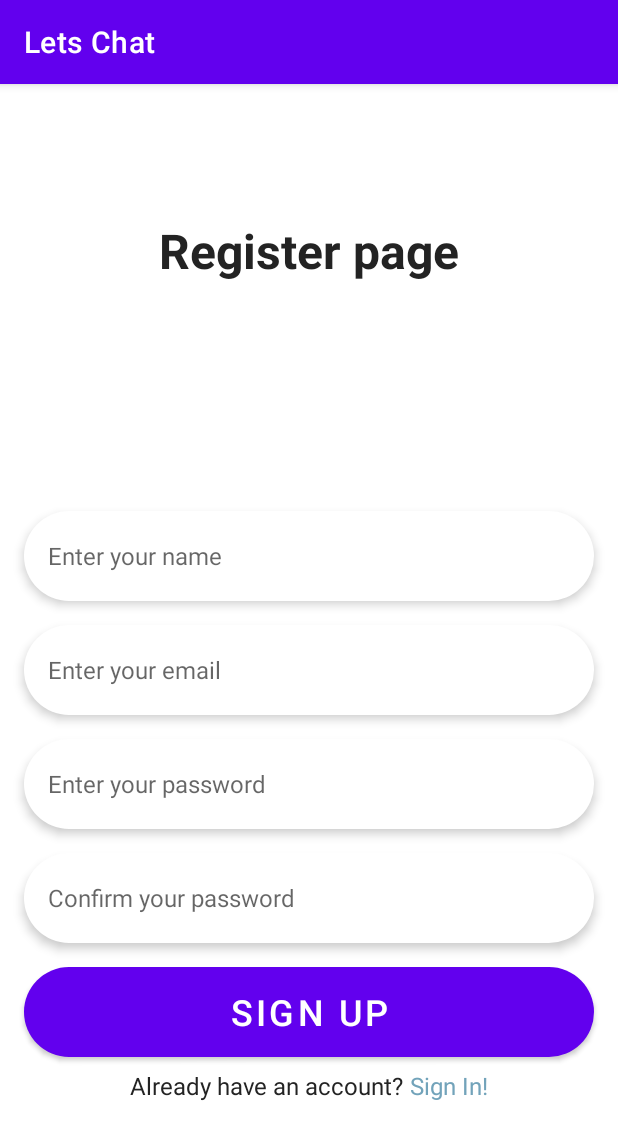
After one commit to VectorMath/Let-s-Chat, an Android app: the fragment SignUpFragment placed in its activity, on a phone screen of 412 x 824 dp. The commit adds this screen. Shown: the top 1140 px of the screen. Run offline under Robolectric (Android 15) with nearby library versions, the phone set to English and light mode, and no system bars; our stand-ins replace Firebase (no records; nobody signed in at launch, a user with empty details on screens opened directly).

Commit message:
Create firebase auth, and layouts for login

```diff
--- a/app/build.gradle
+++ b/app/build.gradle
@@ -1,6 +1,7 @@
 plugins {
     id 'com.android.application'
     id 'kotlin-android'
+    id 'com.google.gms.google-services'
 }
 
 android {
@@ -42,4 +43,9 @@ dependencies {
     testImplementation 'junit:junit:4.+'
     androidTestImplementation 'androidx.test.ext:junit:1.1.2'
     androidTestImplementation 'androidx.test.espresso:espresso-core:3.3.0'
+
+    // Firebase
+    implementation platform('com.google.firebase:firebase-bom:27.1.0')
+    implementation 'com.google.firebase:firebase-analytics-ktx'
+    implementation 'com.google.firebase:firebase-auth:20.0.4'
 }
--- /dev/null
+++ b/app/src/main/java/com/eugenebaturov/letschat/ui/activities/LoginActivity.kt
@@ -0,0 +1,87 @@
+package com.eugenebaturov.letschat.ui.activities
+
+import android.content.Intent
+import androidx.appcompat.app.AppCompatActivity
+import android.os.Bundle
+import android.widget.Toast
+import androidx.fragment.app.Fragment
+import com.eugenebaturov.letschat.R
+import com.eugenebaturov.letschat.ui.fragments.login.SignInFragment
+import com.eugenebaturov.letschat.ui.fragments.login.SignUpFragment
+import com.google.firebase.auth.FirebaseAuth
+
+class LoginActivity : AppCompatActivity(), SignInFragment.Callbacks, SignUpFragment.Callbacks {
+
+    private lateinit var fragment: Fragment
+    private lateinit var auth: FirebaseAuth
+    override fun onCreate(savedInstanceState: Bundle?) {
+        super.onCreate(savedInstanceState)
+        setContentView(R.layout.activity_login)
+        initFragment(SignInFragment())
+        auth = FirebaseAuth.getInstance()
+    }
+
+    override fun signIn(email: String, password: String) {
+        auth.signInWithEmailAndPassword(email, password)
+            .addOnCompleteListener { task ->
+            if (task.isSuccessful) {
+                val intent = Intent(this, MainActivity::class.java)
+                startActivity(intent)
+                finish()
+            }
+                return@addOnCompleteListener
+        }
+            .addOnFailureListener {task ->
+                Toast.makeText(this, task.message, Toast.LENGTH_SHORT).show()
+            }
+    }
+
+    override fun signUp(
+        imageURL: String,
+        username: String,
+        email: String,
+        password: String,
+        confirmPassword: String
+    ) {
+        auth.createUserWithEmailAndPassword(email, password)
+            .addOnCompleteListener {task ->
+            if (task.isSuccessful) {
+                val intent = Intent(this, MainActivity::class.java)
+                startActivity(intent)
+                finish()
+            }
+                return@addOnCompleteListener
+        }
+            .addOnFailureListener {task ->
+                Toast.makeText(this, task.message, Toast.LENGTH_SHORT).show()
+            }
+    }
+
+    override fun goToSignInPage() {
+        fragment = SignInFragment()
+        supportFragmentManager
+            .beginTransaction()
+            .replace(R.id.auth_current_fragment, fragment)
+            .commit()
+    }
+
+    override fun goToSignUpPage() {
+        fragment = SignUpFragment()
+        supportFragmentManager
+            .beginTransaction()
+            .replace(R.id.auth_current_fragment, fragment)
+            .commit()
+    }
+
+    private fun initFragment(firstFragment: Fragment) {
+        val currentFragment = supportFragmentManager.findFragmentById(R.id.auth_current_fragment)
+
+        if (currentFragment == null) {
+            fragment = firstFragment
+            supportFragmentManager
+                .beginTransaction()
+                .add(R.id.auth_current_fragment, fragment)
+                .commit()
+        }
+    }
+}
--- a/app/src/main/java/com/eugenebaturov/letschat/MainActivity.kt
+++ b/app/src/main/java/com/eugenebaturov/letschat/ui/activities/MainActivity.kt
@@ -1,7 +1,8 @@
-package com.eugenebaturov.letschat
+package com.eugenebaturov.letschat.ui.activities
 
 import androidx.appcompat.app.AppCompatActivity
 import android.os.Bundle
+import com.eugenebaturov.letschat.R
 
 class MainActivity : AppCompatActivity() {
     override fun onCreate(savedInstanceState: Bundle?) {
--- /dev/null
+++ b/app/src/main/java/com/eugenebaturov/letschat/ui/fragments/login/SignInFragment.kt
@@ -0,0 +1,70 @@
+package com.eugenebaturov.letschat.ui.fragments.login
+
+import android.content.Context
+import android.os.Bundle
+import android.view.LayoutInflater
+import android.view.View
+import android.view.ViewGroup
+import android.widget.Button
+import android.widget.EditText
+import android.widget.TextView
+import androidx.fragment.app.Fragment
+import com.eugenebaturov.letschat.R
+
+class SignInFragment: Fragment() {
+
+    interface Callbacks {
+        fun goToSignUpPage()
+        fun signIn(email: String, password: String)
+    }
+
+    private lateinit var textViewSignUpLink: TextView
+    private lateinit var buttonSignIn: Button
+    private lateinit var editTextEmail: EditText
+    private lateinit var editTextPassword: EditText
+
+    private var callbacks: Callbacks? = null
+
+    override fun onAttach(context: Context) {
+        super.onAttach(context)
+        callbacks = context as Callbacks?
+    }
+
+    override fun onCreateView(
+        inflater: LayoutInflater,
+        container: ViewGroup?,
+        savedInstanceState: Bundle?
+    ): View? {
+        val view = inflater.inflate(R.layout.fragment_sign_in, container, false)
+
+        initViews(view)
+        setOnClickListeners()
+
+        return view
+    }
+
+    override fun onDetach() {
+        super.onDetach()
+        callbacks = null
+    }
+
+    private fun initViews(view: View) {
+        textViewSignUpLink = view.findViewById(R.id.tv_link_to_sign_up)
+        buttonSignIn = view.findViewById(R.id.button_sign_in)
+        editTextEmail = view.findViewById(R.id.et_user_email)
+        editTextPassword = view.findViewById(R.id.et_user_password)
+    }
+
+    private fun setOnClickListeners() {
+        textViewSignUpLink.setOnClickListener {
+            callbacks?.goToSignUpPage()
+        }
+
+        buttonSignIn.setOnClickListener {
+            val email = editTextEmail.text.toString()
+            val password = editTextPassword.text.toString()
+
+            callbacks?.signIn(email, password)
+        }
+    }
+}
--- /dev/null
+++ b/app/src/main/java/com/eugenebaturov/letschat/ui/fragments/login/SignUpFragment.kt
@@ -0,0 +1,86 @@
+package com.eugenebaturov.letschat.ui.fragments.login
+
+import android.content.Context
+import android.os.Bundle
+import android.view.LayoutInflater
+import android.view.View
+import android.view.ViewGroup
+import android.widget.Button
+import android.widget.EditText
+import android.widget.ImageView
+import android.widget.TextView
+import androidx.fragment.app.Fragment
+import com.eugenebaturov.letschat.R
+
+class SignUpFragment : Fragment() {
+
+    interface Callbacks {
+        fun goToSignInPage()
+        fun signUp(
+            imageURL: String,
+            username: String,
+            email: String,
+            password: String,
+            confirmPassword: String
+        )
+    }
+
+    private lateinit var textViewSignInLink: TextView
+    private lateinit var buttonSignUp: Button
+    private lateinit var imageViewAvatar: ImageView
+    private lateinit var editTextUsername: EditText
+    private lateinit var editTextEmail: EditText
+    private lateinit var editTextPassword: EditText
+    private lateinit var editTextConfirmPassword: EditText
+
+    private var callbacks: Callbacks? = null
+
+    override fun onAttach(context: Context) {
+        super.onAttach(context)
+        callbacks = context as Callbacks?
+    }
+
+    override fun onCreateView(
+        inflater: LayoutInflater,
+        container: ViewGroup?,
+        savedInstanceState: Bundle?
+    ): View? {
+        val view = inflater.inflate(R.layout.fragment_sign_up, container, false)
+
+        initViews(view)
+        setOnClickListeners()
+
+        return view
+    }
+
+    override fun onDetach() {
+        super.onDetach()
+        callbacks = null
+    }
+
+    private fun initViews(view: View) {
+        textViewSignInLink = view.findViewById(R.id.tv_link_to_sign_in)
+        buttonSignUp = view.findViewById(R.id.button_sign_up)
+        editTextUsername = view.findViewById(R.id.et_username)
+        editTextEmail = view.findViewById(R.id.et_user_email)
+        editTextPassword = view.findViewById(R.id.et_user_password)
+        editTextConfirmPassword = view.findViewById(R.id.et_user_confirm_password)
+        imageViewAvatar = view.findViewById(R.id.iv_user_avatar)
+    }
+
+    private fun setOnClickListeners() {
+        textViewSignInLink.setOnClickListener {
+            callbacks?.goToSignInPage()
+        }
+
+        buttonSignUp.setOnClickListener {
+            val imageUrl = ""
+            val username = editTextUsername.text.toString()
+            val email = editTextEmail.text.toString()
+            val password = editTextPassword.text.toString()
+            val confirmPassword = editTextConfirmPassword.text.toString()
+
+            callbacks?.signUp(imageUrl, username, email, password, confirmPassword)
+        }
+    }
+}
--- /dev/null
+++ b/app/src/main/res/drawable/rounded_button.xml
@@ -0,0 +1,5 @@
+<?xml version="1.0" encoding="utf-8"?>
+<shape xmlns:android="http://schemas.android.com/apk/res/android">
+    <corners android:radius="30dp" />
+    <solid android:color="@color/button_color" />
+</shape>
--- /dev/null
+++ b/app/src/main/res/drawable/rounded_edit_text.xml
@@ -0,0 +1,5 @@
+<?xml version="1.0" encoding="utf-8"?>
+<shape xmlns:android="http://schemas.android.com/apk/res/android">
+    <corners android:radius="30dp" />
+    <solid android:color="@color/white" />
+</shape>
--- /dev/null
+++ b/app/src/main/res/layout/activity_login.xml
@@ -0,0 +1,14 @@
+<?xml version="1.0" encoding="utf-8"?>
+<androidx.constraintlayout.widget.ConstraintLayout xmlns:android="http://schemas.android.com/apk/res/android"
+    xmlns:app="http://schemas.android.com/apk/res-auto"
+    xmlns:tools="http://schemas.android.com/tools"
+    android:layout_width="match_parent"
+    android:layout_height="match_parent"
+    tools:context=".ui.activities.LoginActivity">
+
+    <FrameLayout
+        android:id="@+id/auth_current_fragment"
+        android:layout_width="match_parent"
+        android:layout_height="match_parent"/>
+
+</androidx.constraintlayout.widget.ConstraintLayout>
--- a/app/src/main/res/layout/activity_main.xml
+++ b/app/src/main/res/layout/activity_main.xml
@@ -4,7 +4,7 @@
     xmlns:tools="http://schemas.android.com/tools"
     android:layout_width="match_parent"
     android:layout_height="match_parent"
-    tools:context=".MainActivity">
+    tools:context=".ui.activities.MainActivity">
 
     <TextView
         android:layout_width="wrap_content"
--- /dev/null
+++ b/app/src/main/res/layout/fragment_sign_up.xml
@@ -0,0 +1,153 @@
+<?xml version="1.0" encoding="utf-8"?>
+<androidx.constraintlayout.widget.ConstraintLayout xmlns:android="http://schemas.android.com/apk/res/android"
+    xmlns:app="http://schemas.android.com/apk/res-auto"
+    android:layout_width="match_parent"
+    android:layout_height="match_parent">
+
+    <androidx.constraintlayout.widget.ConstraintLayout
+        android:layout_width="match_parent"
+        android:layout_height="wrap_content"
+        app:layout_constraintBottom_toBottomOf="parent"
+        app:layout_constraintTop_toTopOf="parent">
+
+
+        <TextView
+            android:id="@+id/Register_title"
+            android:layout_width="wrap_content"
+            android:layout_height="wrap_content"
+            android:text="@string/sign_up_title"
+            android:textAlignment="center"
+            android:textColor="@color/main_text_color"
+            android:textSize="@dimen/textView_title_text_size"
+            android:textStyle="bold"
+            app:layout_constraintEnd_toEndOf="parent"
+            app:layout_constraintStart_toStartOf="parent"
+            app:layout_constraintTop_toTopOf="parent" />
+
+        <ImageView
+            android:id="@+id/iv_user_avatar"
+            android:layout_width="120dp"
+            android:layout_height="120dp"
+            android:layout_margin="@dimen/imageView_margin"
+            app:layout_constraintEnd_toEndOf="parent"
+            app:layout_constraintStart_toStartOf="parent"
+            app:layout_constraintTop_toBottomOf="@+id/Register_title" />
+
+        <EditText
+            android:inputType="text"
+            android:textColor="@color/main_text_color"
+            android:padding="16dp"
+            android:elevation="4dp"
+            android:background="@drawable/rounded_edit_text"
+            android:id="@+id/et_username"
+            android:layout_width="match_parent"
+            android:layout_height="@dimen/edit_text_height"
+            android:layout_marginStart="@dimen/edit_text_margin"
+            android:layout_marginTop="@dimen/edit_text_margin"
+            android:layout_marginEnd="@dimen/edit_text_margin"
+            android:hint="@string/sign_up_username_hint"
+            android:textSize="@dimen/textView_normal_text_size"
+            app:layout_constraintEnd_toEndOf="parent"
+            app:layout_constraintStart_toStartOf="parent"
+            app:layout_constraintTop_toBottomOf="@+id/iv_user_avatar" />
+
+        <EditText
+            android:textColor="@color/main_text_color"
+            android:padding="16dp"
+            android:elevation="4dp"
+            android:background="@drawable/rounded_edit_text"
+            android:id="@+id/et_user_email"
+            android:layout_width="match_parent"
+            android:layout_height="@dimen/edit_text_height"
+            android:layout_marginStart="@dimen/edit_text_margin"
+            android:layout_marginTop="@dimen/edit_text_margin"
+            android:layout_marginEnd="@dimen/edit_text_margin"
+            android:ems="10"
+            android:hint="@string/sign_up_user_email_hint"
+            android:inputType="textEmailAddress"
+            android:textSize="@dimen/textView_normal_text_size"
+            app:layout_constraintEnd_toEndOf="parent"
+            app:layout_constraintStart_toStartOf="parent"
+            app:layout_constraintTop_toBottomOf="@+id/et_username" />
+
+        <EditText
+            android:textColor="@color/main_text_color"
+            android:padding="16dp"
+            android:elevation="4dp"
+            android:background="@drawable/rounded_edit_text"
+            android:id="@+id/et_user_password"
+            android:layout_width="match_parent"
+            android:layout_height="@dimen/edit_text_height"
+            android:layout_marginStart="@dimen/edit_text_margin"
+            android:layout_marginTop="@dimen/edit_text_margin"
+            android:layout_marginEnd="@dimen/edit_text_margin"
+            android:ems="10"
+            android:hint="@string/sign_up_user_password_hint"
+            android:inputType="textPassword"
+            android:textSize="@dimen/textView_normal_text_size"
+            app:layout_constraintEnd_toEndOf="parent"
+            app:layout_constraintStart_toStartOf="parent"
+            app:layout_constraintTop_toBottomOf="@+id/et_user_email" />
+
+        <EditText
+            android:textColor="@color/main_text_color"
+            android:padding="16dp"
+            android:elevation="4dp"
+            android:background="@drawable/rounded_edit_text"
+            android:id="@+id/et_user_confirm_password"
+            android:layout_width="match_parent"
+            android:layout_height="@dimen/edit_text_height"
+            android:layout_marginStart="@dimen/edit_text_margin"
+            android:layout_marginTop="@dimen/edit_text_margin"
+            android:layout_marginEnd="@dimen/edit_text_margin"
+            android:ems="10"
+            android:hint="@string/sign_up_user_password_confirm_hint"
+            android:inputType="textPassword"
+            android:textSize="@dimen/textView_normal_text_size"
+            app:layout_constraintEnd_toEndOf="parent"
+            app:layout_constraintStart_toStartOf="parent"
+            app:layout_constraintTop_toBottomOf="@+id/et_user_password" />
+
+        <Button
+            android:background="@drawable/rounded_button"
+            android:id="@+id/button_sign_up"
+            android:layout_width="match_parent"
+            android:layout_height="@dimen/login_button_height"
+            android:layout_marginStart="@dimen/login_button_margin"
+            android:layout_marginTop="@dimen/login_button_margin"
+            android:layout_marginEnd="@dimen/login_button_margin"
+            android:text="@string/sign_up_button_text"
+            android:textSize="@dimen/login_button_text_size"
+            app:layout_constraintEnd_toEndOf="parent"
+            app:layout_constraintStart_toStartOf="parent"
+            app:layout_constraintTop_toBottomOf="@+id/et_user_confirm_password" />
+
+        <LinearLayout
+            android:layout_width="wrap_content"
+            android:layout_height="wrap_content"
+            android:layout_marginTop="@dimen/tv_link_margin"
+            android:orientation="horizontal"
+            app:layout_constraintEnd_toEndOf="@+id/button_sign_up"
+            app:layout_constraintStart_toStartOf="@+id/button_sign_up"
+            app:layout_constraintTop_toBottomOf="@+id/button_sign_up">
+
+            <TextView
+                android:id="@+id/tv_hint"
+                android:layout_width="wrap_content"
+                android:layout_height="wrap_content"
+                android:text="@string/tv_hint_sign_up"
+                android:textColor="@color/main_text_color"
+                android:textSize="@dimen/textView_normal_text_size" />
+
+            <TextView
+                android:id="@+id/tv_link_to_sign_in"
+                android:layout_width="wrap_content"
+                android:layout_height="wrap_content"
+                android:layout_marginStart="@dimen/textView_space"
+                android:text="@string/tv_link_to_sign_in"
+                android:textColor="@color/tv_link_color"
+                android:textSize="@dimen/textView_normal_text_size" />
+
+        </LinearLayout>
+    </androidx.constraintlayout.widget.ConstraintLayout>
+</androidx.constraintlayout.widget.ConstraintLayout>
--- a/app/src/main/res/values/colors.xml
+++ b/app/src/main/res/values/colors.xml
@@ -7,4 +7,12 @@
     <color name="teal_700">#FF018786</color>
     <color name="black">#FF000000</color>
     <color name="white">#FFFFFFFF</color>
+
+    <!--Custom colors-->
+    <!--TextView-->
+    <color name="main_text_color">#232323</color>
+    <color name="tv_link_color">#72A3BA</color>
+
+    <!--Button-->
+    <color name="button_color">#72A3BA</color>
 </resources>
--- /dev/null
+++ b/app/src/main/res/values/dimens.xml
@@ -0,0 +1,24 @@
+<?xml version="1.0" encoding="utf-8"?>
+<resources>
+    <!--Edit Text-->
+    <dimen name="edit_text_height">60dp</dimen>
+    <dimen name="edit_text_margin">16dp</dimen>
+
+    <!--Button-->
+    <dimen name="login_button_text_size">24sp</dimen>
+    <dimen name="login_button_height">60dp</dimen>
+    <dimen name="login_button_margin">16dp</dimen>
+
+    <!--TextView-->
+    <dimen name="textView_title_text_size">32sp</dimen>
+    <dimen name="textView_large_text_size">18sp</dimen>
+    <dimen name="textView_normal_text_size">16sp</dimen>
+    <dimen name="textView_small_text_size">14sp</dimen>
+
+    <dimen name="textView_margin_top">16dp</dimen>
+    <dimen name="textView_space">4dp</dimen>
+    <dimen name="tv_link_margin">8dp</dimen>
+
+    <!--ImageView-->
+    <dimen name="imageView_margin">16dp</dimen>
+</resources>
--- a/app/src/main/res/values/strings.xml
+++ b/app/src/main/res/values/strings.xml
@@ -1,3 +1,24 @@
 <resources>
-    <string name="app_name">Let\'s Chat</string>
+    <string name="app_name">Lets Chat</string>
+
+    <!--Edit text-->
+    <string name="sign_up_username_hint">Enter your name</string>
+    <string name="sign_up_user_email_hint">Enter your email</string>
+    <string name="sign_up_user_password_hint">Enter your password</string>
+    <string name="sign_up_user_password_confirm_hint">Confirm your password</string>
+
+    <!--Button-->
+    <string name="sign_up_button_text">Sign Up</string>
+    <string name="sign_in_button_text">Sign In</string>
+
+    <!--TextView-->
+    <string name="tv_hint_sign_up">Already have an account?</string>
+    <string name="tv_link_to_sign_in">Sign In!</string>
+
+    <string name="tv_hint_sign_in">Do not have an account?</string>
+    <string name="tv_link_to_sign_up">Sign Up!</string>
+
+    <string name="sign_up_title">Register page</string>
+    <string name="sign_in_title">Login page</string>
+
 </resources>
--- a/build.gradle
+++ b/build.gradle
@@ -8,6 +8,7 @@ buildscript {
     dependencies {
         classpath "com.android.tools.build:gradle:4.1.3"
         classpath "org.jetbrains.kotlin:kotlin-gradle-plugin:$kotlin_version"
+        classpath 'com.google.gms:google-services:4.3.5'
 
         // NOTE: Do not place your application dependencies here; they belong
         // in the individual module build.gradle files
```
Also changed, not shown: app/src/main/AndroidManifest.xml (+9 -1 lines), app/src/main/java/com/eugenebaturov/letschat/ui/activities/SplashActivity.kt (added, +17 -0 lines), app/src/main/res/layout/activity_splash.xml (added, +9 -0 lines), app/src/main/res/layout/fragment_sign_in.xml (added, +112 -0 lines), 1 other file.
